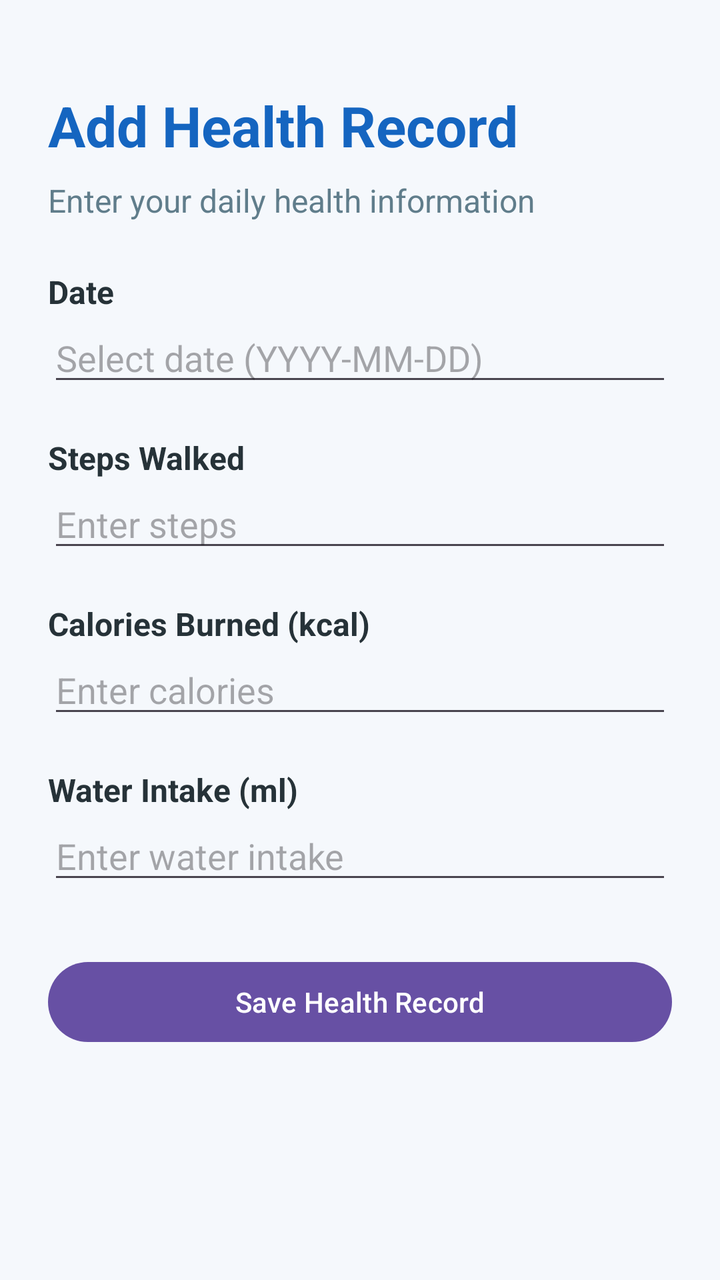
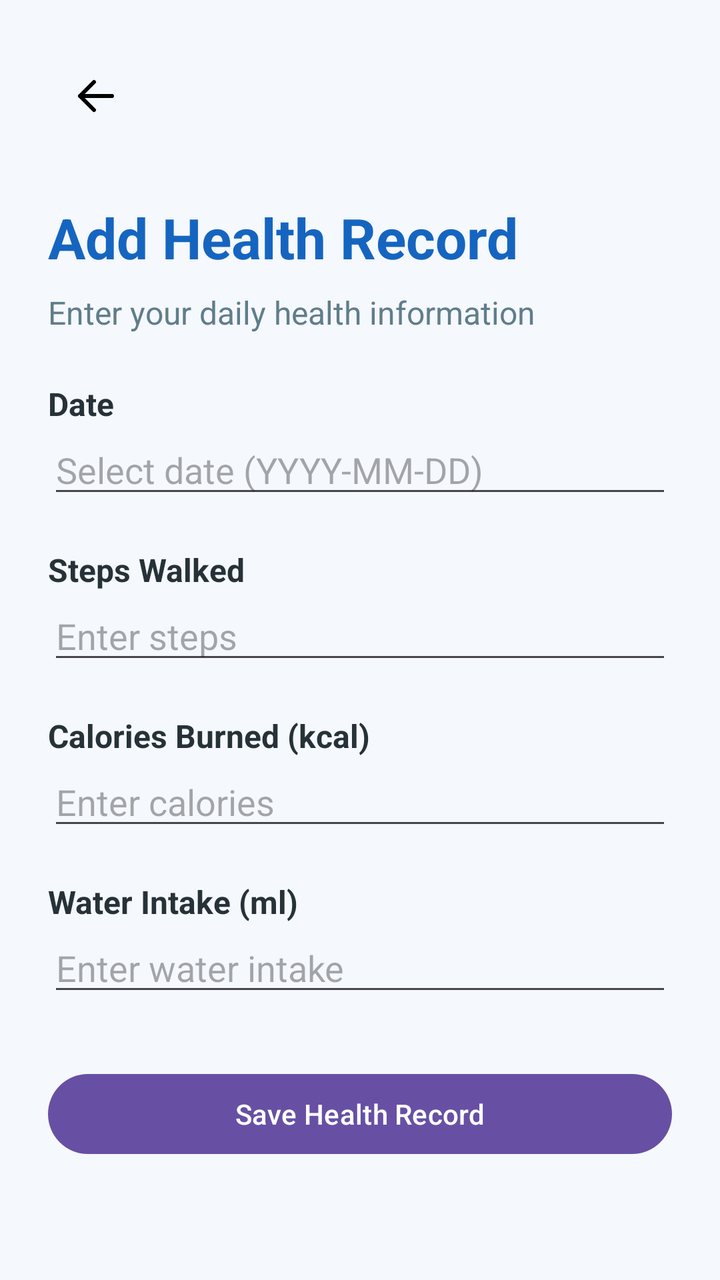

Compare the two renders of this Android layout. The source of the first and the diff that turns it into the second are given below.
<!-- AndroidManifest.xml: application theme Theme.HealthMate -->
<!-- res/layout/activity_add_record.xml -->
<?xml version="1.0" encoding="utf-8"?>
<ScrollView
    xmlns:android="http://schemas.android.com/apk/res/android"
    android:id="@+id/main"
    android:layout_width="match_parent"
    android:layout_height="match_parent"
    android:background="#F5F8FC"
    android:fillViewport="true">

    <LinearLayout
        android:layout_width="match_parent"
        android:layout_height="wrap_content"
        android:orientation="vertical"
        android:padding="24dp">

        <TextView
            android:layout_width="match_parent"
            android:layout_height="wrap_content"
            android:text="Add Health Record"
            android:textSize="28sp"
            android:textStyle="bold"
            android:textColor="#1565C0"
            android:layout_marginTop="20dp"/>

        <TextView
            android:layout_width="match_parent"
            android:layout_height="wrap_content"
            android:text="Enter your daily health information"
            android:textSize="16sp"
            android:textColor="#607D8B"
            android:layout_marginTop="8dp"
            android:layout_marginBottom="24dp"/>

        <TextView
            android:layout_width="match_parent"
            android:layout_height="wrap_content"
            android:text="Date"
            android:textSize="16sp"
            android:textStyle="bold"
            android:textColor="#263238"/>

        <EditText
            android:id="@+id/etDate"
            android:layout_width="match_parent"
            android:layout_height="wrap_content"
            android:hint="Select date (YYYY-MM-DD)"
            android:inputType="none"
            android:focusable="false"
            android:clickable="true"
            android:cursorVisible="false"
            android:singleLine="true"
            android:layout_marginBottom="20dp"/>

        <TextView
            android:layout_width="match_parent"
            android:layout_height="wrap_content"
            android:text="Steps Walked"
            android:textSize="16sp"
            android:textStyle="bold"
            android:textColor="#263238"/>

        <EditText
            android:id="@+id/etSteps"
            android:layout_width="match_parent"
            android:layout_height="wrap_content"
            android:hint="Enter steps"
            android:inputType="number"
            android:singleLine="true"
            android:layout_marginBottom="20dp"/>

        <TextView
            android:layout_width="match_parent"
            android:layout_height="wrap_content"
            android:text="Calories Burned (kcal)"
            android:textSize="16sp"
            android:textStyle="bold"
            android:textColor="#263238"/>

        <EditText
            android:id="@+id/etCalories"
            android:layout_width="match_parent"
            android:layout_height="wrap_content"
            android:hint="Enter calories"
            android:inputType="number"
            android:singleLine="true"
            android:layout_marginBottom="20dp"/>

        <TextView
            android:layout_width="match_parent"
            android:layout_height="wrap_content"
            android:text="Water Intake (ml)"
            android:textSize="16sp"
            android:textStyle="bold"
            android:textColor="#263238"/>

        <EditText
            android:id="@+id/etWater"
            android:layout_width="match_parent"
            android:layout_height="wrap_content"
            android:hint="Enter water intake"
            android:inputType="number"
            android:singleLine="true"
            android:layout_marginBottom="30dp"/>

        <Button
            android:id="@+id/btnSaveRecord"
            android:layout_width="match_parent"
            android:layout_height="wrap_content"
            android:text="Save Health Record"
            android:textAllCaps="false"/>

    </LinearLayout>
</ScrollView>
<!-- resources referenced by this layout -->
<resources>
  <style name="Theme.HealthMate" parent="Base.Theme.HealthMate" />
  <style name="Base.Theme.HealthMate" parent="Theme.Material3.DayNight.NoActionBar">
          
          
      </style>
</resources>

<!-- the commit's change to res/layout/activity_add_record.xml (unified diff, before → after) -->
@@ -1,6 +1,7 @@
 <?xml version="1.0" encoding="utf-8"?>
 <ScrollView
     xmlns:android="http://schemas.android.com/apk/res/android"
+    xmlns:app="http://schemas.android.com/apk/res-auto"
     android:id="@+id/main"
     android:layout_width="match_parent"
     android:layout_height="match_parent"
@@ -12,6 +13,17 @@
         android:layout_height="wrap_content"
         android:orientation="vertical"
         android:padding="24dp">
+
+        <ImageButton
+            android:id="@+id/btnBack"
+            android:layout_width="48dp"
+            android:layout_height="48dp"
+            android:src="@drawable/ic_arrow_back"
+            app:tint="#000000"
+            android:background="?attr/selectableItemBackgroundBorderless"
+            android:contentDescription="Go back"
+            android:padding="12dp"
+            android:layout_marginBottom="8dp" />
 
         <TextView
             android:layout_width="match_parent"
<!-- resource entries referenced after the edit -->
@@ -1,5 +1,21 @@
 <!-- resources referenced by this layout -->
 <resources>
+  <!-- drawable ic_arrow_back (drawable) -->
+  <vector xmlns:android="http://schemas.android.com/apk/res/android"
+      android:width="24dp"
+      android:height="24dp"
+      android:viewportWidth="24"
+      android:viewportHeight="24">
+  
+      <path
+          android:fillColor="@android:color/transparent"
+          android:strokeColor="#FFFFFF"
+          android:strokeWidth="2"
+          android:strokeLineCap="round"
+          android:strokeLineJoin="round"
+          android:pathData="M20,12 L4,12 M11,5 L4,12 L11,19" />
+  
+  </vector>
   <style name="Theme.HealthMate" parent="Base.Theme.HealthMate" />
   <style name="Base.Theme.HealthMate" parent="Theme.Material3.DayNight.NoActionBar">
           
